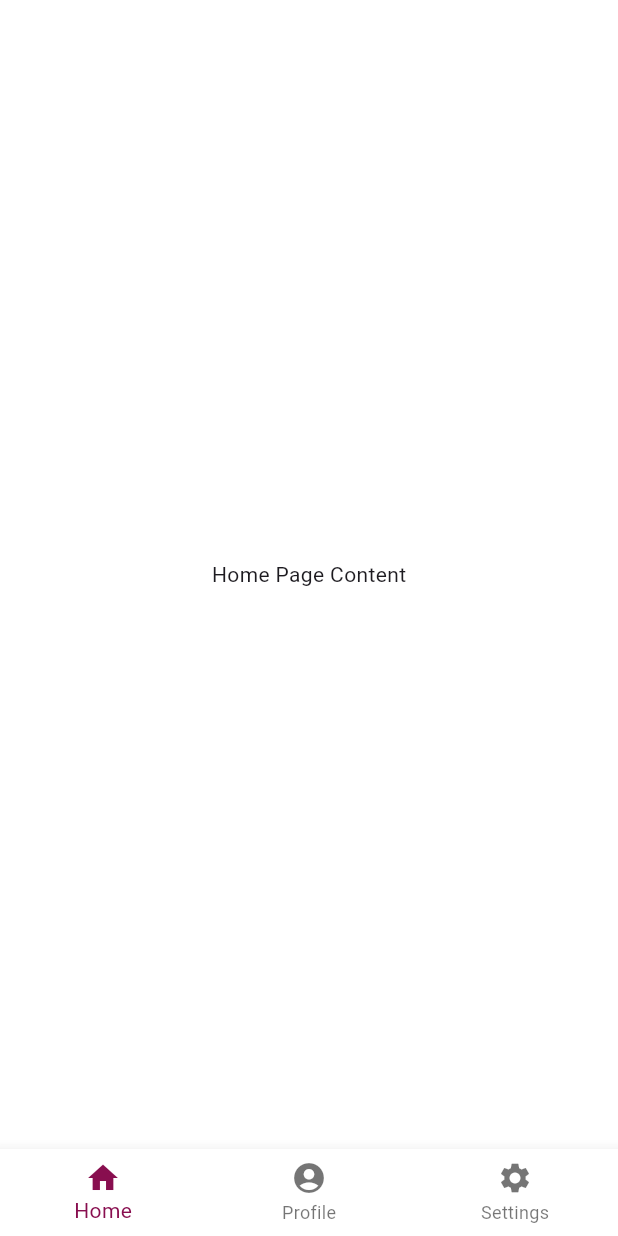
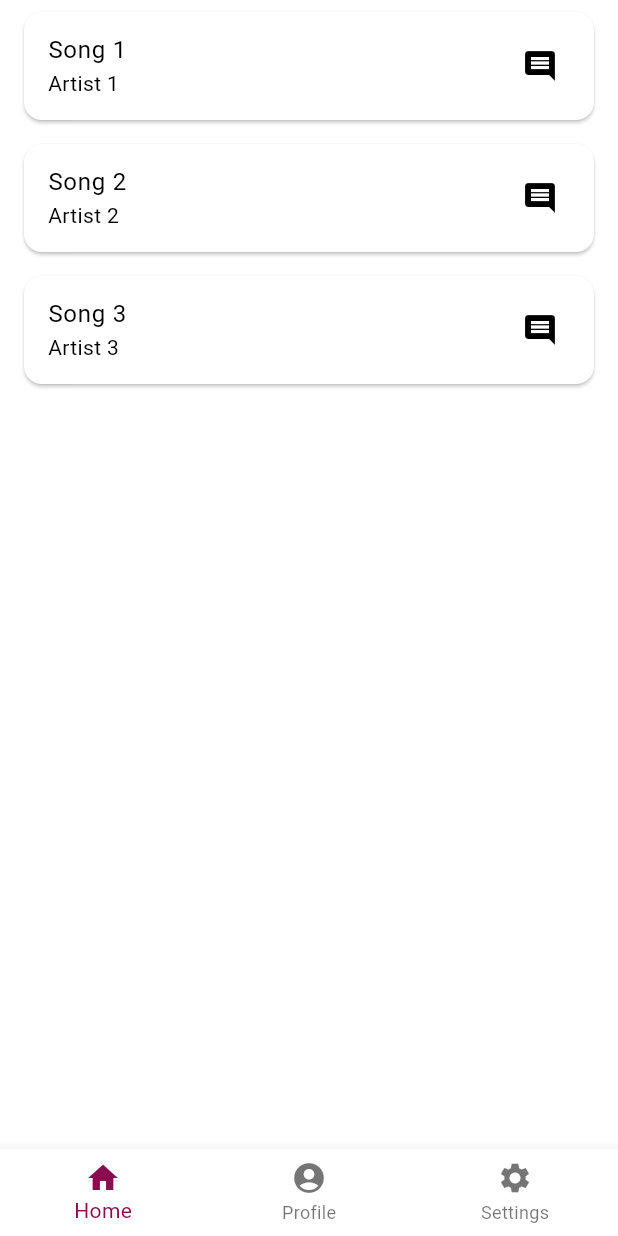
Before and after one commit to steakobhead/252final, a Flutter app: the screen it shows after launch, on a phone screen of 412 x 824 dp. Run offline on Flutter 3.47's test engine with Material 3 defaults, Android fonts, the light colour scheme and no system bars; our stand-ins replace firebase_core, google_fonts; accounts and stored records are empty; Roboto replaces fonts that are missing (Yantramanav).

Commit message:
basic import and post creation on homepage

```diff
--- /dev/null
+++ b/rhythm_reveal/assets/posts.json
@@ -0,0 +1,26 @@
+[
+    {
+      "songName": "Song 1",
+      "artist": "Artist 1",
+      "comments": [
+        "Comment 1",
+        "Comment 2",
+        "Comment 3"
+      ]
+    },
+    {
+      "songName": "Song 2",
+      "artist": "Artist 2",
+      "comments": [
+        "Comment 1",
+        "Comment 2"
+      ]
+    },
+    {
+      "songName": "Song 3",
+      "artist": "Artist 3",
+      "comments": [
+        "Comment 1"
+      ]
+    }
+  ]
--- a/rhythm_reveal/lib/main.dart
+++ b/rhythm_reveal/lib/main.dart
@@ -2,6 +2,8 @@ import 'package:flutter/material.dart';
 import 'package:google_fonts/google_fonts.dart'; // Importing google fonts package
 import 'package:rhythm_reveal/page_profile.dart';
 import 'package:rhythm_reveal/page_settings.dart';
+import 'dart:convert';
+import 'package:flutter/services.dart' show rootBundle;
 
 void main() {
   runApp(const MainApp());
@@ -63,6 +65,31 @@ class HomePage extends StatefulWidget {
   _HomePageState createState() => _HomePageState();
 }
 
+class Post {
+  final String songName;
+  final String artist;
+  final List<String> comments;
+
+  Post({
+    required this.songName,
+    required this.artist,
+    required this.comments,
+  });
+
+  factory Post.fromJson(Map<String, dynamic> json) {
+    return Post(
+      songName: json['songName'],
+      artist: json['artist'],
+      comments: List<String>.from(json['comments']),
+    );
+  }
+}
+
+List<Post> loadPostsFromJson(String jsonString) {
+  final parsed = jsonDecode(jsonString).cast<Map<String, dynamic>>();
+  return parsed.map<Post>((json) => Post.fromJson(json)).toList();
+}
+
 class _HomePageState extends State<HomePage> {
   int _currentIndex = 0;
 
@@ -102,13 +129,56 @@ class _HomePageState extends State<HomePage> {
   }
 }
 
-class HomePageContent extends StatelessWidget {
+class HomePageContent extends StatefulWidget {
   const HomePageContent({super.key});
 
   @override
+  _HomePageContentState createState() => _HomePageContentState();
+}
+
+class _HomePageContentState extends State<HomePageContent>
+{
+  late List<Post> _posts = new List.empty();
+
+  @override
+  void initState() {
+    super.initState();
+    _loadPosts();
+  }
+
+  Future<void> _loadPosts() async {
+    try {
+      final String postJson = await rootBundle.loadString('assets/posts.json');
+      setState(() {
+        _posts = loadPostsFromJson(postJson);
+      });
+    } catch (e) {
+      print('failed to load posts: $e');
+    }
+  }
+
+  @override
   Widget build(BuildContext context) {
-    return const Center(
-      child: Text('Home Page Content'),
-    );
+    return _posts != null
+      ? ListView.builder(
+          itemCount: _posts.length,
+          itemBuilder: (context, index) {
+            final post = _posts[index];
+            return Card(
+              margin: EdgeInsets.symmetric(vertical: 8.0, horizontal: 16.0),
+              child: ListTile(
+              title: Text(post.songName),
+              subtitle: Text(post.artist),
+              trailing: const Icon(Icons.comment),
+              onTap: () {
+                //open comments
+              },
+            )
+            );
+          },
+      )
+    : Center(
+        child: CircularProgressIndicator(),
+      );
   }
 }
--- a/rhythm_reveal/pubspec.yaml
+++ b/rhythm_reveal/pubspec.yaml
@@ -23,3 +23,4 @@ flutter:
   uses-material-design: true
   assets:
     - assets/profile_placeholder.png
+    - assets/posts.json
```
